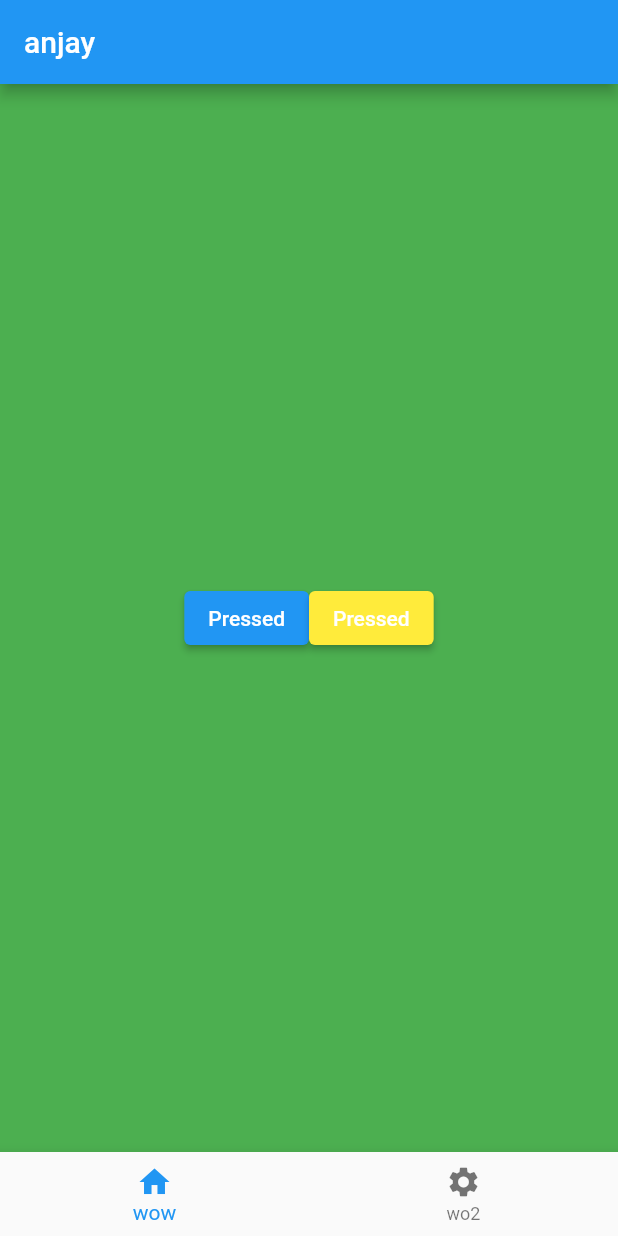
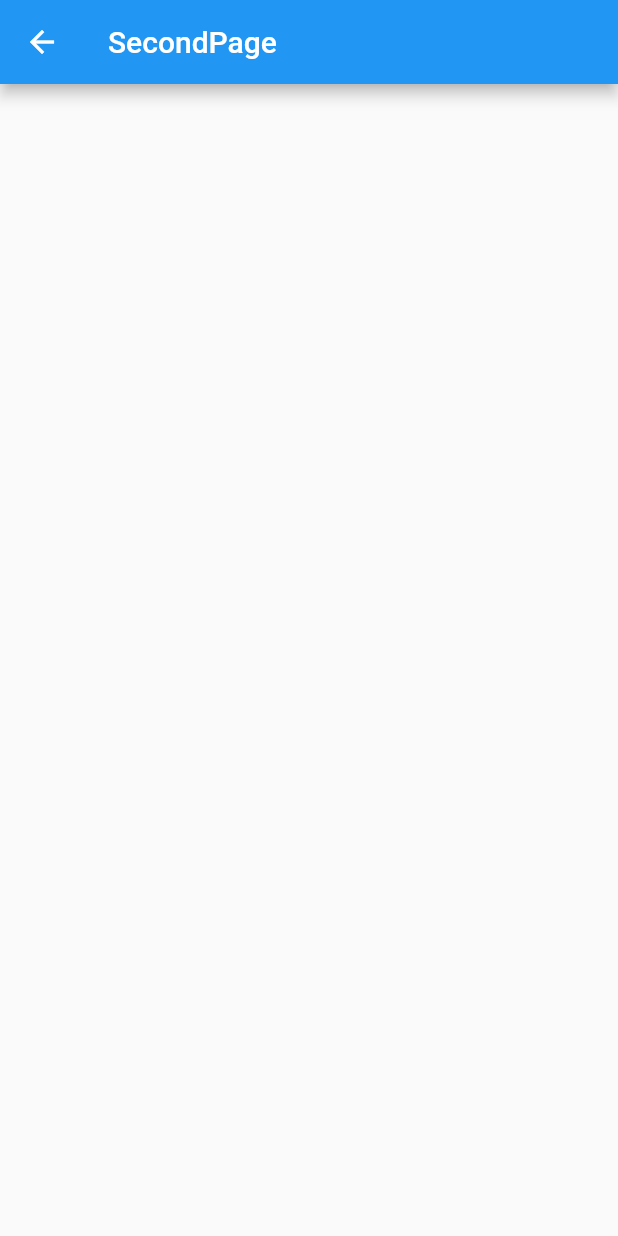
Before and after one commit to AlfaNgopi/retutor, a Flutter app: the screen it shows after launch, after a tap on "ddd", on a phone screen of 412 x 824 dp. Run offline on Flutter 3.47's test engine with Material 2 defaults, Android fonts, the phone set to English and light mode, and no system bars.

Commit message:
icon launcher

```diff
--- a/lib/main.dart
+++ b/lib/main.dart
@@ -1,4 +1,3 @@
-
 import 'package:flutter/material.dart';
 
 void main() {
@@ -13,13 +12,25 @@
 }
 
 class _MyAppState extends State<MyApp> {
-  String buttonText = 'ddd';
-  int currentBottomIdx = 0;
   @override
   Widget build(BuildContext context) {
-    return MaterialApp(
-      debugShowCheckedModeBanner: false,
-      home: Scaffold(
+    return MaterialApp(debugShowCheckedModeBanner: false, home: FirstPage());
+  }
+}
+
+class FirstPage extends StatefulWidget {
+  const FirstPage({Key? key}) : super(key: key);
+
+  @override
+  State<FirstPage> createState() => _FirstPageState();
+}
+
+class _FirstPageState extends State<FirstPage> {
+  String buttonText = 'ddd';
+  int currentBottomIdx = 1;
+  @override
+  Widget build(BuildContext context) {
+    return Scaffold(
         appBar: AppBar(title: const Text('anjay')),
         body: Center(
           child: currentBottomIdx == 0
@@ -31,27 +42,19 @@
                     crossAxisAlignment: CrossAxisAlignment.center,
                     children: [
                       ElevatedButton(
-                            onPressed: () {
-
-
-                              setState(() {
-                                buttonText = 'Pressed';
-                              });
-                            },
-                            child: Text(buttonText)),
-                        ElevatedButton(
                           style: ElevatedButton.styleFrom(
                             backgroundColor: Colors.yellow,
                           ),
                           onPressed: () {
-                              setState(() {
-                                buttonText = 'Pressed';
-                              });
+                            Navigator.of(context).push(
+                              MaterialPageRoute(
+                                  builder: (contexty) => SecondPage()),
+                            );
                           },
                           child: Text(buttonText))
                     ],
                   ))
-                : Image.network('https://images-ng.pixai.art/images/thumb/9f61361f-162b-4b7e-9258-cd5751cc2085'),
+              : Image.asset('images/elsa.webp'),
         ),
         bottomNavigationBar: BottomNavigationBar(
           items: const [
@@ -64,7 +67,19 @@
               currentBottomIdx = bottomIdx;
             });
           },
-          )),
+        ));
+  }
+}
+
+class SecondPage extends StatelessWidget {
+  SecondPage({Key? key}) : super(key: key);
+
+  @override
+  Widget build(BuildContext context) {
+    return Scaffold(
+      appBar: AppBar(
+        title: const Text("SecondPage"),
+      ),
     );
   }
 }
--- a/pubspec.yaml
+++ b/pubspec.yaml
@@ -32,6 +32,7 @@
   flutter:
     sdk: flutter
 
+  flutter_launcher_icons: ^0.13.1
 
   # The following adds the Cupertino Icons font to your application.
   # Use with the CupertinoIcons class for iOS style icons.
@@ -60,8 +61,8 @@
   uses-material-design: true
 
   # To add assets to your application, add an assets section, like this:
-  # assets:
-  #   - images/a_dot_burr.jpeg
+  assets:
+    - images/
   #   - images/a_dot_ham.jpeg
 
   # An image asset can refer to one or more resolution-specific "variants", see
```
Lines whose indentation alone changed are shown as unchanged.
